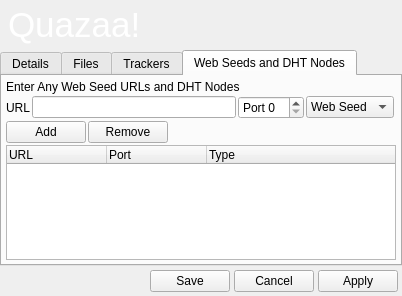
This is branches/Rewrite/UI/dialogcreatetorrent.ui in c3c/quazaa as Qt 5 draws it before an edit. The edited form follows.
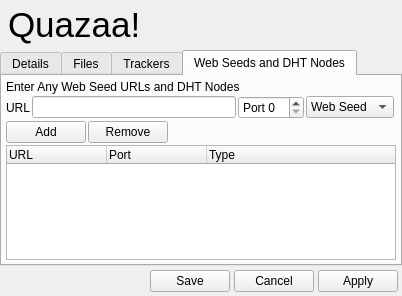
This is the edited form. Icons and pictures are not drawn.

Commit message: Removed remaining hard coded skinning style sheets from ui. Fixed default app menu appearing to right of nav toolbar. Now appears where menu should appear.

Patch:
```diff
--- a/branches/Rewrite/UI/dialogcreatetorrent.ui
+++ b/branches/Rewrite/UI/dialogcreatetorrent.ui
@@ -427,10 +427,6 @@
        <height>50</height>
       </size>
      </property>
-     <property name="styleSheet">
-      <string notr="true">background-image: url(:/Resource/HeaderBackground.png);
-color: rgb(255, 255, 255);</string>
-     </property>
      <property name="frameShape">
       <enum>QFrame::NoFrame</enum>
      </property>
```
Left out of the diff: 6 changed lines with no effect on the pictures. The commit also changes 33 other files.
